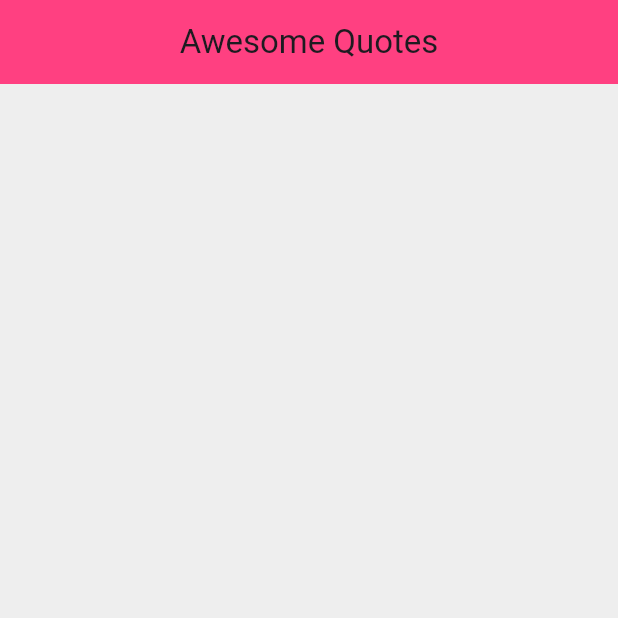
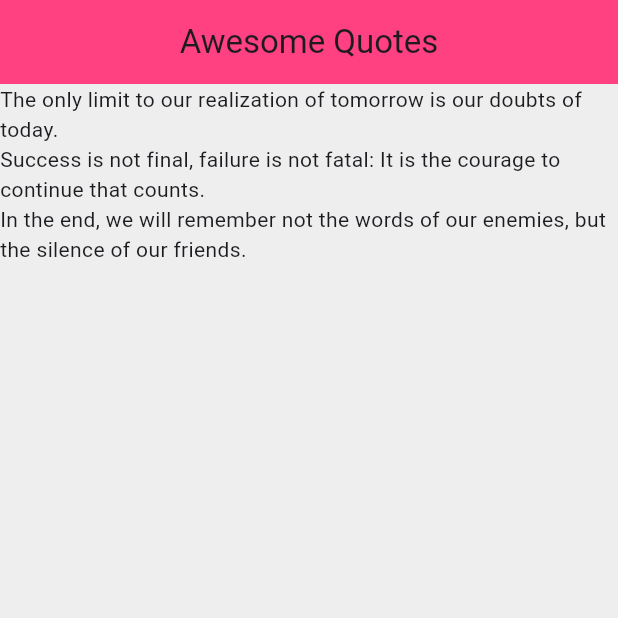
Before and after one commit to LanreSam/Flutter-App, a Flutter app: the screen it shows after launch, on a phone screen of 412 x 824 dp, the top half of it. Run offline on Flutter 3.47's test engine with Material 3 defaults, Android fonts, the phone set to English and light mode, and no system bars.

```diff
--- a/quotes/lib/main.dart
+++ b/quotes/lib/main.dart
@@ -14,6 +14,13 @@ class QuoteList extends StatefulWidget {
 }
 
 class _QuoteListState extends State<QuoteList> {
+
+  List<String> quotes = [
+    "The only limit to our realization of tomorrow is our doubts of today.",
+    "Success is not final, failure is not fatal: It is the courage to continue that counts.",
+    "In the end, we will remember not the words of our enemies, but the silence of our friends."
+  ];
+
   @override
   Widget build(BuildContext context) {
     return Scaffold(
@@ -23,6 +30,11 @@ class _QuoteListState extends State<QuoteList> {
         backgroundColor: Colors.pinkAccent,
         centerTitle: true,
       ),
+      body: Column(
+        children: quotes.map((singleQuote) {
+          return Text(singleQuote);
+        }).toList(),
+      ),
     );
   }
 }
```
